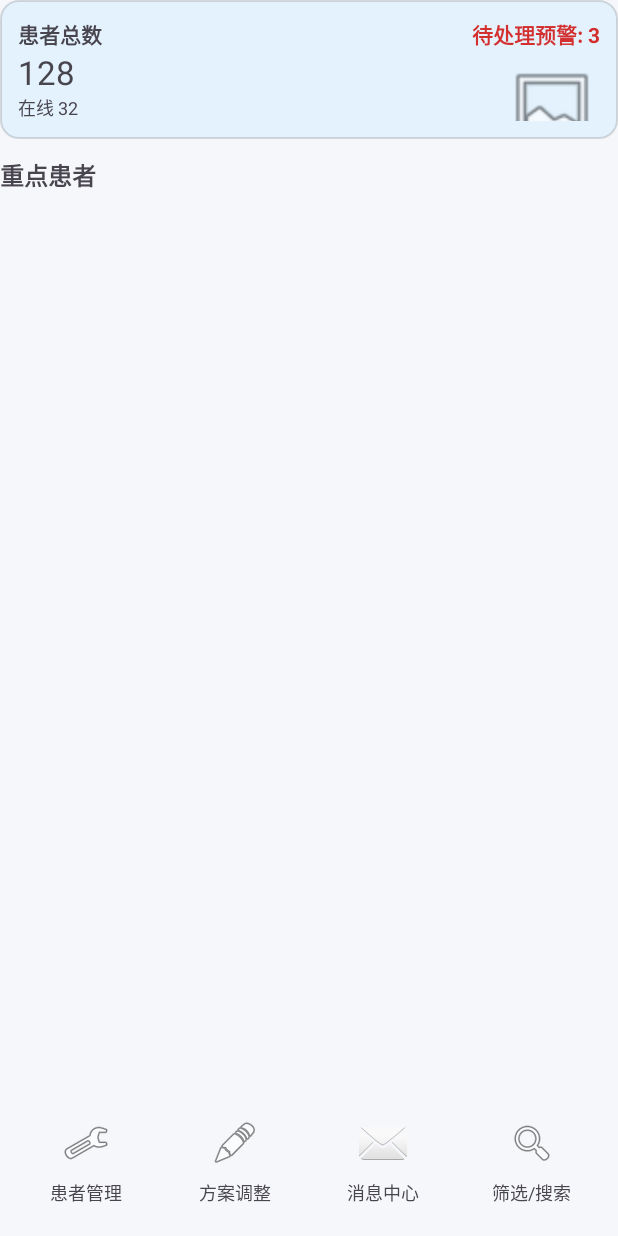
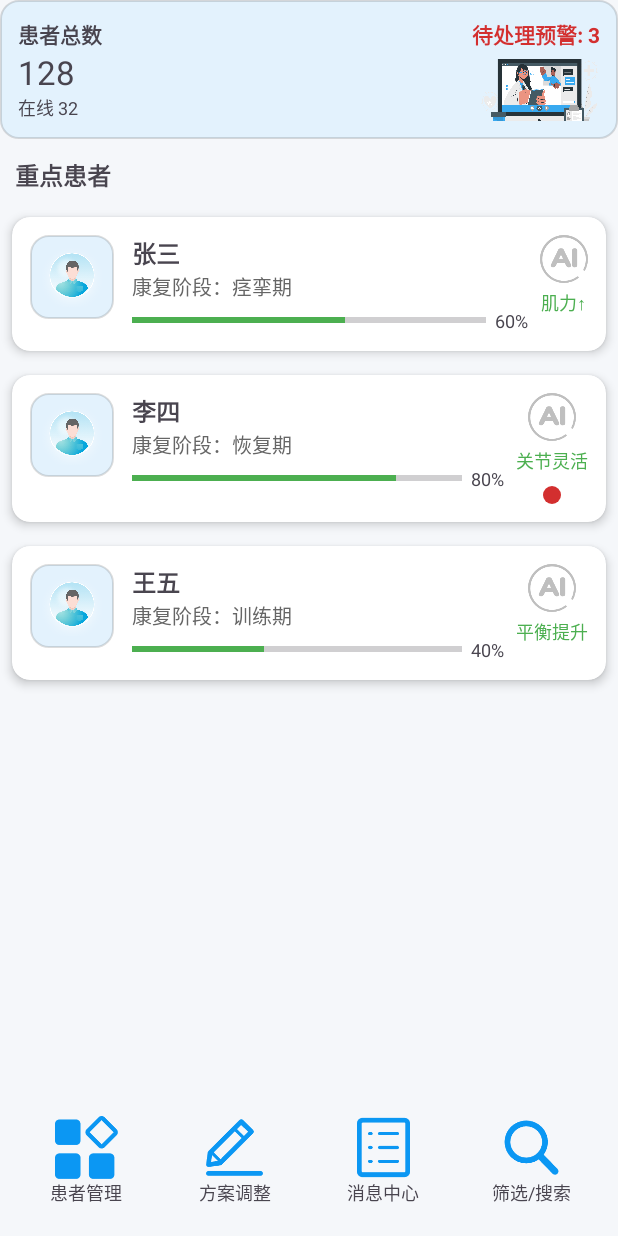
Before and after one commit to aizf27/zhkf, an Android app: the DtMainActivity screen opened directly, with no data from a screen before it, on a phone screen of 412 x 824 dp. Run offline under Robolectric (Android 15) with nearby library versions, the light colour scheme and no system bars.

Commit message:
9.9第二次提交，完成RecycleView和DtMain填图

```diff
--- /dev/null
+++ b/app/src/main/java/com/example/firstproject/bean/Patient.java
@@ -0,0 +1,23 @@
+package com.example.firstproject.bean;
+
+public class Patient {
+    private String name;
+    private String stage;
+    private int progress;
+    private String aiResult;
+    private boolean hasAlert;
+
+    public Patient(String name, String stage, int progress, String aiResult, boolean hasAlert) {
+        this.name = name;
+        this.stage = stage;
+        this.progress = progress;
+        this.aiResult = aiResult;
+        this.hasAlert = hasAlert;
+    }
+
+    public String getName() { return name; }
+    public String getStage() { return stage; }
+    public int getProgress() { return progress; }
+    public String getAiResult() { return aiResult; }
+    public boolean isHasAlert() { return hasAlert; }
+}
--- /dev/null
+++ b/app/src/main/java/com/example/firstproject/db/PatientAdapter.java
@@ -0,0 +1,74 @@
+package com.example.firstproject.db;
+
+import android.view.LayoutInflater;
+import android.view.View;
+import android.view.ViewGroup;
+import android.widget.ImageView;
+import android.widget.ProgressBar;
+import android.widget.TextView;
+
+import androidx.annotation.NonNull;
+import androidx.recyclerview.widget.RecyclerView;
+
+import com.example.firstproject.R;
+import com.example.firstproject.bean.Patient;
+
+import java.util.List;
+
+public class PatientAdapter extends RecyclerView.Adapter<PatientAdapter.PatientViewHolder> {
+    private List<Patient> patientList;
+
+    public PatientAdapter(List<Patient> patientList) {
+        this.patientList = patientList;
+    }
+
+    @NonNull
+    @Override
+    public PatientViewHolder onCreateViewHolder(@NonNull ViewGroup parent, int viewType) {
+        View view = LayoutInflater.from(parent.getContext())
+                .inflate(R.layout.item_key_patient, parent, false);
+        return new PatientViewHolder(view);
+    }
+
+    @Override
+    public void onBindViewHolder(@NonNull PatientViewHolder holder, int position) {
+        Patient patient = patientList.get(position);
+        holder.tvName.setText(patient.getName());
+        holder.tvStage.setText("康复阶段：" + patient.getStage());
+        holder.progressTraining.setProgress(patient.getProgress());
+        holder.tvProgressValue.setText(patient.getProgress() + "%");
+        holder.tvAiResult.setText(patient.getAiResult());
+        holder.imgAvatar.setImageResource(R.mipmap.mrtx); // 你自己的图片
+        holder.imgAiEval.setImageResource(R.mipmap.ai); // 你自己的图标
+        if (patient.isHasAlert()) {
+            holder.imgAlert.setVisibility(View.VISIBLE);
+        } else {
+            holder.imgAlert.setVisibility(View.GONE);
+        }
+    }
+
+    @Override
+    public int getItemCount() {
+        return patientList.size();
+    }
+
+    static class PatientViewHolder extends RecyclerView.ViewHolder {
+        TextView tvName, tvStage, tvProgressValue, tvAiResult;
+        ProgressBar progressTraining;
+        ImageView imgAlert;
+        ImageView imgAvatar;
+        ImageView imgAiEval;
+
+        public PatientViewHolder(@NonNull View itemView) {
+            super(itemView);
+            tvName = itemView.findViewById(R.id.tv_name);
+            tvStage = itemView.findViewById(R.id.tv_stage);
+            tvProgressValue = itemView.findViewById(R.id.tv_progress_value);
+            tvAiResult = itemView.findViewById(R.id.tv_ai_result);
+            progressTraining = itemView.findViewById(R.id.progress_training);
+            imgAlert = itemView.findViewById(R.id.img_alert);
+            imgAvatar = itemView.findViewById(R.id.img_avatar);
+            imgAiEval = itemView.findViewById(R.id.img_ai_eval);
+        }
+    }
+}
--- a/app/src/main/java/com/example/firstproject/util/main/DtMainActivity.java
+++ b/app/src/main/java/com/example/firstproject/util/main/DtMainActivity.java
@@ -7,10 +7,16 @@ import androidx.appcompat.app.AppCompatActivity;
 import androidx.core.graphics.Insets;
 import androidx.core.view.ViewCompat;
 import androidx.core.view.WindowInsetsCompat;
+import androidx.recyclerview.widget.LinearLayoutManager;
 
 import com.example.firstproject.R;
+import com.example.firstproject.bean.Patient;
 import com.example.firstproject.databinding.ActivityDtLogBinding;
 import com.example.firstproject.databinding.ActivityDtMainBinding;
+import com.example.firstproject.db.PatientAdapter;
+
+import java.util.ArrayList;
+import java.util.List;
 
 public class DtMainActivity extends AppCompatActivity {
 private ActivityDtMainBinding binding;
@@ -22,6 +28,17 @@ private ActivityDtMainBinding binding;
         binding = ActivityDtMainBinding.inflate(getLayoutInflater());
         setContentView(binding.getRoot());
 
+        // RecyclerView 初始化
+        binding.rvKeyPatients.setLayoutManager(new LinearLayoutManager(this));
+
+        List<Patient> patients = new ArrayList<>();
+        patients.add(new Patient("张三", "痉挛期", 60, "肌力↑", false));
+        patients.add(new Patient("李四", "恢复期", 80, "关节灵活", true));
+        patients.add(new Patient("王五", "训练期", 40, "平衡提升", false));
+
+        PatientAdapter adapter = new PatientAdapter(patients);
+        binding.rvKeyPatients.setAdapter(adapter);
+
         ViewCompat.setOnApplyWindowInsetsListener(binding.getRoot(), (v, insets) -> {
             Insets systemBars = insets.getInsets(WindowInsetsCompat.Type.systemBars());
             v.setPadding(systemBars.left, systemBars.top, systemBars.right, systemBars.bottom);
--- a/app/src/main/res/layout/activity_dt_main.xml
+++ b/app/src/main/res/layout/activity_dt_main.xml
@@ -6,6 +6,7 @@
     android:layout_width="match_parent"
     android:layout_height="match_parent"
     android:padding="16dp"
+    android:layout_margin="10dp"
     android:background="#F5F7FA">
 
    <!-- 顶部患者概览 -->
@@ -68,11 +69,13 @@
          <!-- 图表占位，可以用第三方图表库替换 -->
          <ImageView
              android:id="@+id/img_pie_placeholder"
-             android:layout_width="64dp"
+             android:layout_width="80dp"
              android:layout_height="64dp"
-             android:layout_marginTop="8dp"
+             android:layout_marginTop="2dp"
+
              android:contentDescription="pie chart placeholder"
-             android:src="@android:drawable/ic_menu_gallery" />
+             android:scaleType="fitXY"
+             android:src="@mipmap/to_be_processed"/>
       </LinearLayout>
    </LinearLayout>
 
@@ -81,6 +84,7 @@
        android:id="@+id/tv_key_patients_title"
        android:layout_width="wrap_content"
        android:layout_height="wrap_content"
+       android:layout_marginLeft="10dp"
        android:text="重点患者"
        android:textSize="16sp"
        android:textStyle="bold"
@@ -101,7 +105,7 @@
        app:layout_constraintStart_toStartOf="parent"
        app:layout_constraintEnd_toEndOf="parent" />
 
-   <!-- 下方工具区 -->
+   <!-- 表格布局：下方工具区 -->
    <GridLayout
        android:id="@+id/tools_grid"
        android:layout_width="0dp"
@@ -124,10 +128,11 @@
           android:padding="8dp">
          <ImageButton
              android:id="@+id/btn_patient_manage"
-             android:layout_width="48dp"
-             android:layout_height="48dp"
+             android:layout_width="42dp"
+             android:layout_height="42dp"
              android:background="@null"
-             android:src="@android:drawable/ic_menu_manage"
+             android:scaleType="centerCrop"
+             android:src="@mipmap/icon_pt_management"
              android:contentDescription="患者管理" />
          <TextView android:layout_width="wrap_content" android:layout_height="wrap_content" android:text="患者管理" android:textSize="12sp"/>
       </LinearLayout>
@@ -141,10 +146,11 @@
           android:padding="8dp">
          <ImageButton
              android:id="@+id/btn_adjust_plan"
-             android:layout_width="48dp"
-             android:layout_height="48dp"
+             android:layout_width="42dp"
+             android:layout_height="42dp"
              android:background="@null"
-             android:src="@android:drawable/ic_menu_edit"
+             android:src="@mipmap/icon_plan_adjustment"
+             android:scaleType="centerCrop"
              android:contentDescription="方案调整" />
          <TextView android:layout_width="wrap_content" android:layout_height="wrap_content" android:text="方案调整" android:textSize="12sp"/>
       </LinearLayout>
@@ -158,10 +164,11 @@
           android:padding="8dp">
          <ImageButton
              android:id="@+id/btn_message_center"
-             android:layout_width="48dp"
-             android:layout_height="48dp"
+             android:layout_width="42dp"
+             android:layout_height="42dp"
              android:background="@null"
-             android:src="@android:drawable/ic_dialog_email"
+             android:scaleType="centerCrop"
+             android:src="@mipmap/icon_info_center"
              android:contentDescription="消息中心" />
          <TextView android:layout_width="wrap_content" android:layout_height="wrap_content" android:text="消息中心" android:textSize="12sp"/>
       </LinearLayout>
@@ -175,10 +182,11 @@
           android:padding="8dp">
          <ImageButton
              android:id="@+id/btn_search_filter"
-             android:layout_width="48dp"
-             android:layout_height="48dp"
+             android:layout_width="42dp"
+             android:layout_height="42dp"
              android:background="@null"
-             android:src="@android:drawable/ic_menu_search"
+             android:scaleType="centerCrop"
+             android:src="@mipmap/icon_search"
              android:contentDescription="筛选/搜索" />
          <TextView android:layout_width="wrap_content" android:layout_height="wrap_content" android:text="筛选/搜索" android:textSize="12sp"/>
       </LinearLayout>
--- a/app/src/main/res/layout/item_key_patient.xml
+++ b/app/src/main/res/layout/item_key_patient.xml
@@ -1,4 +1,5 @@
 <?xml version="1.0" encoding="utf-8"?>
+<!--    卡片布局-->
 <androidx.cardview.widget.CardView
     xmlns:android="http://schemas.android.com/apk/res/android"
     xmlns:app="http://schemas.android.com/apk/res-auto"
@@ -7,7 +8,6 @@
     android:layout_margin="8dp"
     app:cardCornerRadius="12dp"
     app:cardElevation="4dp"
-    android:foreground="?attr/selectableItemBackground"
     android:clickable="true"
     android:focusable="true">
 
@@ -16,26 +16,27 @@
         android:layout_height="wrap_content"
         android:padding="12dp">
 
-        <!-- 左边：头像 -->
+        <!-- 左边：头像  居中裁剪-->
+<!--        对齐父容器左边-->
         <ImageView
             android:id="@+id/img_avatar"
             android:layout_width="56dp"
             android:layout_height="56dp"
             android:layout_alignParentStart="true"
-            android:src="@android:drawable/sym_def_app_icon"
+            android:background="@drawable/rounded_card_light"
+            android:contentDescription="患者头像"
             android:scaleType="centerCrop"
-            android:contentDescription="患者头像"
-            android:background="@drawable/rounded_card_light"/>
+            android:src="@android:drawable/sym_def_app_icon" />
 
         <!-- 中间：姓名 + 分期 + 进度条 -->
         <LinearLayout
             android:id="@+id/mid_container"
             android:layout_width="0dp"
             android:layout_height="wrap_content"
-            android:layout_toEndOf="@id/img_avatar"
-            android:layout_toStartOf="@id/right_container"
             android:layout_marginStart="12dp"
             android:layout_marginEnd="8dp"
+            android:layout_toStartOf="@id/right_container"
+            android:layout_toEndOf="@id/img_avatar"
             android:orientation="vertical">
 
             <TextView
@@ -43,23 +44,23 @@
                 android:layout_width="wrap_content"
                 android:layout_height="wrap_content"
                 android:text="张三"
-                android:textStyle="bold"
-                android:textSize="16sp"/>
+                android:textSize="16sp"
+                android:textStyle="bold" />
 
             <TextView
                 android:id="@+id/tv_stage"
                 android:layout_width="wrap_content"
                 android:layout_height="wrap_content"
                 android:text="康复阶段：痉挛期"
-                android:textSize="13sp"
-                android:textColor="#666666"/>
+                android:textColor="#666666"
+                android:textSize="13sp" />
 
             <LinearLayout
                 android:layout_width="match_parent"
                 android:layout_height="wrap_content"
-                android:orientation="horizontal"
+                android:layout_marginTop="4dp"
                 android:gravity="center_vertical"
-                android:layout_marginTop="4dp">
+                android:orientation="horizontal">
 
                 <ProgressBar
                     android:id="@+id/progress_training"
@@ -68,7 +69,7 @@
                     android:layout_height="8dp"
                     android:layout_weight="1"
                     android:progress="60"
-                    android:progressTint="#4CAF50"/>
+                    android:progressTint="#4CAF50" />
 
                 <TextView
                     android:id="@+id/tv_progress_value"
@@ -76,7 +77,7 @@
                     android:layout_height="wrap_content"
                     android:layout_marginStart="6dp"
                     android:text="60%"
-                    android:textSize="12sp"/>
+                    android:textSize="12sp" />
             </LinearLayout>
         </LinearLayout>
 
@@ -85,25 +86,25 @@
             android:id="@+id/right_container"
             android:layout_width="wrap_content"
             android:layout_height="match_parent"
-            android:orientation="vertical"
+            android:layout_alignParentEnd="true"
             android:gravity="center"
-            android:layout_alignParentEnd="true">
+            android:orientation="vertical">
 
             <ImageView
                 android:id="@+id/img_ai_eval"
                 android:layout_width="32dp"
                 android:layout_height="32dp"
-                android:src="@android:drawable/ic_menu_info_details"
-                android:contentDescription="最新AI评估" />
+                android:contentDescription="最新AI评估"
+                android:src="@android:drawable/ic_menu_info_details" />
 
             <TextView
                 android:id="@+id/tv_ai_result"
                 android:layout_width="wrap_content"
                 android:layout_height="wrap_content"
+                android:layout_marginTop="4dp"
                 android:text="肌力↑"
-                android:textSize="12sp"
-                android:layout_marginTop="4dp"
-                android:textColor="#4CAF50"/>
+                android:textColor="#4CAF50"
+                android:textSize="12sp" />
 
             <!-- 异常提醒红点 -->
             <ImageView
@@ -111,9 +112,9 @@
                 android:layout_width="12dp"
                 android:layout_height="12dp"
                 android:layout_marginTop="8dp"
+                android:contentDescription="异常提醒"
                 android:src="@drawable/red_dot"
-                android:contentDescription="异常提醒"
-                android:visibility="gone"/>
+                android:visibility="gone" />
         </LinearLayout>
 
     </RelativeLayout>
```
Also changed, not shown: app/src/main/res/mipmap-hdpi/ai.png (added), app/src/main/res/mipmap-hdpi/icon_info_center.png (added), app/src/main/res/mipmap-hdpi/icon_plan_adjustment.png (added), app/src/main/res/mipmap-hdpi/icon_pt_management.png (added), app/src/main/res/mipmap-hdpi/icon_search.png (added), app/src/main/res/mipmap-hdpi/mrtx.png (added), app/src/main/res/mipmap-hdpi/to_be_processed.png (added).
